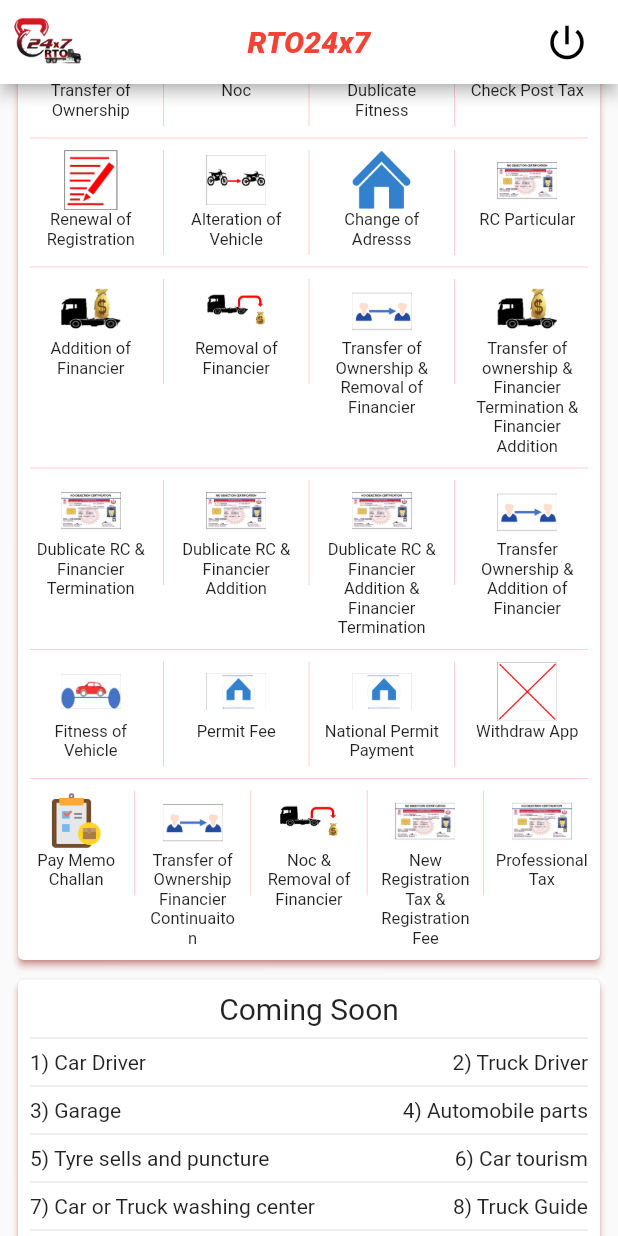
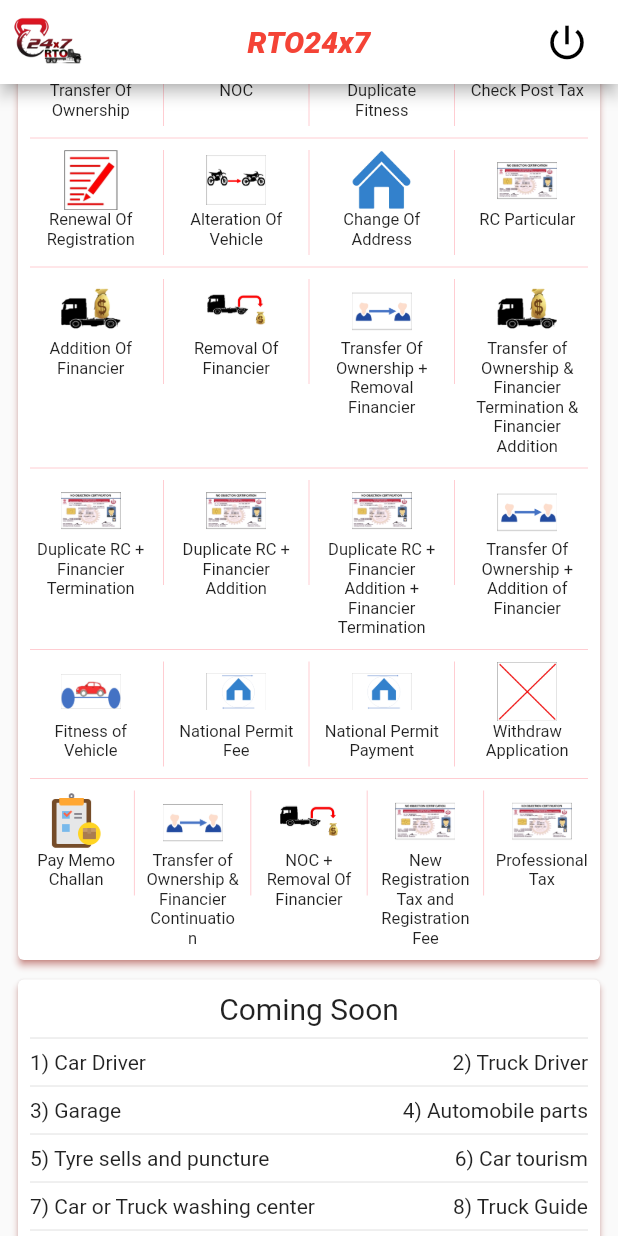
Before and after one commit to Myjodia/RTONew, a Flutter app: the Homepage screen opened directly, scrolled down 1152 dp, on a phone screen of 412 x 824 dp. Run offline on Flutter 3.47's test engine with Material 2 defaults, Android fonts, the phone set to English and light mode, and no system bars; our stand-ins replace dio, file_picker, image_picker, shared_preferences; missing offline and left inert: launch_review, razorpay_flutter; accounts and stored records are empty.

Commit message:
Completed Module

```diff
--- a/lib/Screen/Homepage.dart
+++ b/lib/Screen/Homepage.dart
@@ -46,7 +46,7 @@ class _HomepageState extends State<Homepage> {
   }
 
   Map<String, bool> values = {
-    'MDL Noc': false,
+    'NOC': false,
     'Renewal Licence': false,
     'Change of Date of Birth': false,
     'Endorsment Permanent Licence': false,
@@ -342,7 +342,7 @@ class _HomepageState extends State<Homepage> {
                       child: VerticalDivider(color: Colors.red[100])),
                   _licenseclassitem(
                       'assets/images/permanent_licence.png',
-                      'Permananent Licence',
+                      'Permanent Licence',
                       'Learning License',
                       '',
                       true,
@@ -443,7 +443,7 @@ class _HomepageState extends State<Homepage> {
                       child: VerticalDivider(color: Colors.red[100])),
                   _licenseserviceitems(
                       'assets/images/transfer_of_ownership.png',
-                      'change of Name of conductor licence',
+                      'Change of Name of Conductor Licence',
                       'Upload Gazette/Paper cutout',
                       'Upload Conductor license',
                       '',
@@ -464,7 +464,7 @@ class _HomepageState extends State<Homepage> {
                 children: <Widget>[
                   _licenseserviceitems(
                       'assets/images/permanent_licence.png',
-                      'Permenent Licence Retest',
+                      'Permanent Licence Retest',
                       '',
                       '',
                       '',
@@ -591,7 +591,7 @@ class _HomepageState extends State<Homepage> {
                       child: VerticalDivider(color: Colors.red[100])),
                   _vehicleserviceitems(
                       'assets/images/mdl_noc.png',
-                      'Dublicate RC',
+                      'Duplicate RC',
                       '',
                       '',
                       'Upload Police Report',
@@ -617,7 +617,7 @@ class _HomepageState extends State<Homepage> {
                 children: <Widget>[
                   _vehicleserviceitems(
                       'assets/images/transfer_of_ownership.png',
-                      'Transfer of Ownership',
+                      'Transfer Of Ownership',
                       '',
                       '',
                       '',
@@ -640,7 +640,7 @@ class _HomepageState extends State<Homepage> {
                       child: VerticalDivider(color: Colors.red[100])),
                   _vehicleserviceitems(
                       'assets/images/mdl_noc.png',
-                      'Noc',
+                      'NOC',
                       '',
                       '',
                       '',
@@ -663,7 +663,7 @@ class _HomepageState extends State<Homepage> {
                       child: VerticalDivider(color: Colors.red[100])),
                   _vehicleserviceitems(
                       'assets/images/fitness.png',
-                      'Dublicate Fitness',
+                      'Duplicate Fitness',
                       '',
                       '',
                       '',
@@ -693,7 +693,7 @@ class _HomepageState extends State<Homepage> {
                 children: <Widget>[
                   _vehicleserviceitems(
                       'assets/images/renewal_of_registration.png',
-                      'Renewal of Registration',
+                      'Renewal Of Registration',
                       '',
                       '',
                       '',
@@ -716,7 +716,7 @@ class _HomepageState extends State<Homepage> {
                       child: VerticalDivider(color: Colors.red[100])),
                   _vehicleserviceitems(
                       'assets/images/alteration_of_vehicle.png',
-                      'Alteration of Vehicle',
+                      'Alteration Of Vehicle',
                       '',
                       '',
                       '',
@@ -739,7 +739,7 @@ class _HomepageState extends State<Homepage> {
                       child: VerticalDivider(color: Colors.red[100])),
                   _vehicleserviceitems(
                       'assets/images/change_of_address.png',
-                      'Change of Adresss',
+                      'Change Of Address',
                       '',
                       '',
                       '',
@@ -788,7 +788,7 @@ class _HomepageState extends State<Homepage> {
                 children: <Widget>[
                   _vehicleserviceitems(
                       'assets/images/addition_of_hypo.png',
-                      'Addition of Financier',
+                      'Addition Of Financier',
                       'Upload Form34',
                       '',
                       '',
@@ -811,7 +811,7 @@ class _HomepageState extends State<Homepage> {
                       child: VerticalDivider(color: Colors.red[100])),
                   _vehicleserviceitems(
                       'assets/images/removal_hypo.png',
-                      'Removal of Financier',
+                      'Removal Of Financier',
                       'Upload Form35',
                       '',
                       '',
@@ -834,7 +834,7 @@ class _HomepageState extends State<Homepage> {
                       child: VerticalDivider(color: Colors.red[100])),
                   _vehicleserviceitems(
                       'assets/images/transfer_of_ownership.png',
-                      'Transfer of Ownership & Removal of Financier',
+                      'Transfer Of Ownership + Removal Financier',
                       'Upload Form35',
                       '',
                       '',
@@ -857,7 +857,7 @@ class _HomepageState extends State<Homepage> {
                       child: VerticalDivider(color: Colors.red[100])),
                   _vehicleserviceitems(
                       'assets/images/addition_of_hypo.png',
-                      'Transfer of ownership & Financier Termination & Financier Addition',
+                      'Transfer of Ownership & Financier Termination & Financier Addition',
                       'Upload Form34',
                       'Upload Form35',
                       '',
@@ -883,7 +883,7 @@ class _HomepageState extends State<Homepage> {
                 children: <Widget>[
                   _vehicleserviceitems(
                       'assets/images/mdl_noc.png',
-                      'Dublicate RC & Financier Termination',
+                      'Duplicate RC + Financier Termination',
                       'Upload Form35',
                       '',
                       'Upload Police Report',
@@ -906,7 +906,7 @@ class _HomepageState extends State<Homepage> {
                       child: VerticalDivider(color: Colors.red[100])),
                   _vehicleserviceitems(
                       'assets/images/mdl_noc.png',
-                      'Dublicate RC & Financier Addition',
+                      'Duplicate RC + Financier Addition',
                       'Upload Form35',
                       '',
                       'Upload Police Report',
@@ -929,7 +929,7 @@ class _HomepageState extends State<Homepage> {
                       child: VerticalDivider(color: Colors.red[100])),
                   _vehicleserviceitems(
                       'assets/images/mdl_noc.png',
-                      'Dublicate RC & Financier Addition & Financier Termination',
+                      'Duplicate RC + Financier Addition + Financier Termination',
                       'Upload Form34',
                       'Upload Form35',
                       'Upload Police Report',
@@ -952,7 +952,7 @@ class _HomepageState extends State<Homepage> {
                       child: VerticalDivider(color: Colors.red[100])),
                   _vehicleserviceitems(
                       'assets/images/transfer_of_ownership.png',
-                      'Transfer Ownership & Addition of Financier',
+                      'Transfer Of Ownership + Addition of Financier',
                       'Upload Form34',
                       '',
                       '',
@@ -1001,7 +1001,7 @@ class _HomepageState extends State<Homepage> {
                       child: VerticalDivider(color: Colors.red[100])),
                   _vehicleserviceitems(
                       'assets/images/national_permit_fee_payment.png',
-                      'Permit Fee',
+                      'National Permit Fee',
                       '',
                       '',
                       '',
@@ -1047,7 +1047,7 @@ class _HomepageState extends State<Homepage> {
                       child: VerticalDivider(color: Colors.red[100])),
                   _vehicleserviceitems(
                       'assets/images/surrender.png',
-                      'Withdraw App',
+                      'Withdraw Application',
                       '',
                       '',
                       '',
@@ -1096,7 +1096,7 @@ class _HomepageState extends State<Homepage> {
                       child: VerticalDivider(color: Colors.red[100])),
                   _vehicleserviceitems(
                       'assets/images/transfer_of_ownership.png',
-                      'Transfer of Ownership Financier Continuaiton',
+                      'Transfer of Ownership & Financier Continuation',
                       '',
                       '',
                       '',
@@ -1119,7 +1119,7 @@ class _HomepageState extends State<Homepage> {
                       child: VerticalDivider(color: Colors.red[100])),
                   _vehicleserviceitems(
                       'assets/images/removal_hypo.png',
-                      'Noc & Removal of Financier',
+                      'NOC + Removal Of Financier',
                       'Upload Form34',
                       '',
                       '',
@@ -1142,7 +1142,7 @@ class _HomepageState extends State<Homepage> {
                       child: VerticalDivider(color: Colors.red[100])),
                   _vehicleserviceitems(
                       'assets/images/mdl_noc.png',
-                      'New Registration Tax & Registration Fee',
+                      'New Registration Tax and Registration Fee',
                       '',
                       '',
                       '',
@@ -1217,7 +1217,7 @@ class _HomepageState extends State<Homepage> {
                 crossAxisAlignment: CrossAxisAlignment.start,
                 children: <Widget>[
                   _multipleselectionlicenseitem(
-                      'assets/images/mdl_noc.png', 'MDL Noc'),
+                      'assets/images/mdl_noc.png', 'NOC'),
                   Container(
                       height: 60,
                       child: VerticalDivider(color: Colors.red[100])),
--- a/lib/Screen/MultivehServicePage.dart
+++ b/lib/Screen/MultivehServicePage.dart
@@ -281,7 +281,7 @@ class _MultiVehSrevicePageState extends State<MultiVehSrevicePage> {
           shape: new RoundedRectangleBorder(
               borderRadius: BorderRadius.circular(5)),
           child: Text(
-            amount == 0 ? "Pay ₹ 0" : "Pay ₹ " + amount.toString(),
+            amount == 0 ? "Submit" : "Pay ₹ " + amount.toString(),
             textAlign: TextAlign.center,
             style: TextStyle(
               color: Colors.white,
--- a/lib/Screen/SingleFormClass.dart
+++ b/lib/Screen/SingleFormClass.dart
@@ -208,7 +208,7 @@ class _SingleFormClassState extends State<SingleFormClass> {
           shape: new RoundedRectangleBorder(
               borderRadius: BorderRadius.circular(5)),
           child: Text(
-            amount == 0 ? "Pay ₹ 0" : "Pay ₹ " + amount.toString(),
+            amount == 0 ? "Submit" : "Pay ₹ " + amount.toString(),
             textAlign: TextAlign.center,
             style: TextStyle(
               color: Colors.white,
--- a/lib/Screen/SingleFormPage.dart
+++ b/lib/Screen/SingleFormPage.dart
@@ -248,7 +248,7 @@ class _SingleFormPageState extends State<SingleFormPage> {
           shape: new RoundedRectangleBorder(
               borderRadius: BorderRadius.circular(5)),
           child: Text(
-            amount == 0 ? "Pay ₹ 0" : "Pay ₹ " + amount.toString(),
+            amount == 0 ? "Submit" : "Pay ₹ " + amount.toString(),
             textAlign: TextAlign.center,
             style: TextStyle(
               color: Colors.white,
```
Also changed, not shown: lib/Screen/SingleVehicleServicePage.dart (+70 -3 lines).
